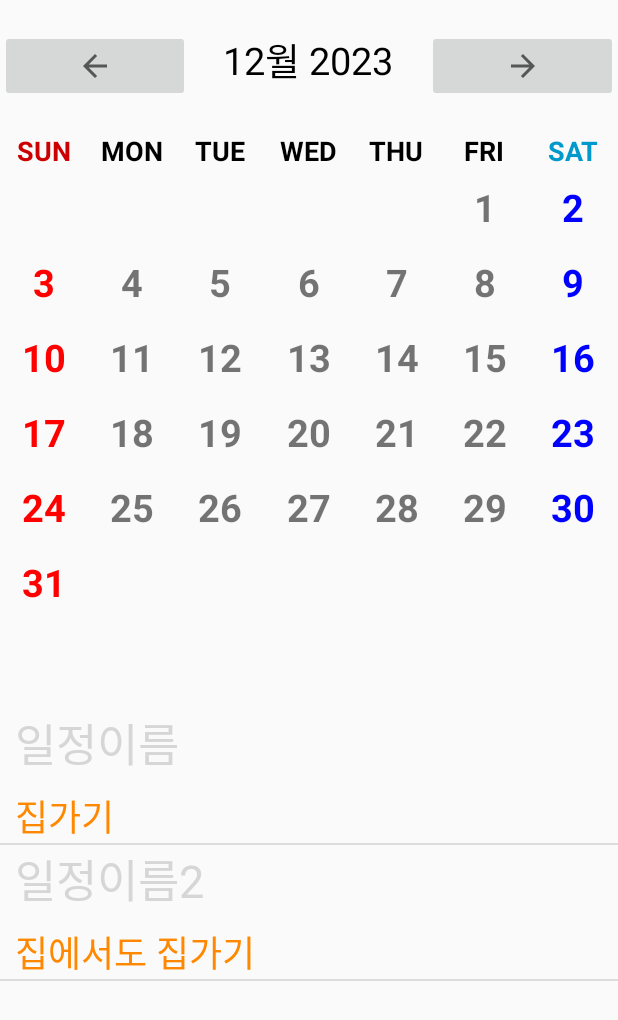
After one commit to Syash22/BuddyTime, an Android app: the CalendarMain screen opened directly, with no data from a screen before it, on a phone screen of 412 x 824 dp. The commit adds this screen. Shown: the top 1020 px of the screen. Run offline under Robolectric (Android 15) with nearby library versions, the phone set to English and light mode, and no system bars; our stand-ins replace Firebase (no records; nobody signed in at launch, a user with empty details on screens opened directly).

Commit message:
feat: Add calendar UI

```diff
--- a/app/src/main/AndroidManifest.xml
+++ b/app/src/main/AndroidManifest.xml
@@ -32,6 +32,7 @@
         <activity android:name=".SummarySchedule" android:theme="@android:style/Theme.Holo.Dialog"></activity>
         <activity android:name=".AcceptFriend"/>
         <activity android:name=".RequestFriend"/>
+        <activity android:name=".CalendarMain"/>
     </application>
 
 </manifest>
--- /dev/null
+++ b/app/src/main/java/com/company/buddytime/CalendarAdapter.java
@@ -0,0 +1,97 @@
+package com.company.buddytime;
+
+import android.graphics.Color;
+import android.view.LayoutInflater;
+import android.view.View;
+import android.view.ViewGroup;
+import android.widget.TextView;
+import android.widget.Toast;
+
+import androidx.annotation.NonNull;
+import androidx.recyclerview.widget.RecyclerView;
+
+import java.time.LocalDate;
+import java.util.ArrayList;
+
+public class CalendarAdapter extends RecyclerView.Adapter<CalendarAdapter.CalendarViewHolder>{
+
+    ArrayList<LocalDate> dayList;
+    int selectedPosition = RecyclerView.NO_POSITION; //클릭한 아이템의 위치를 저장
+
+    public CalendarAdapter(ArrayList<LocalDate> dayList) {
+
+        this.dayList = dayList;
+    }
+
+    @NonNull
+    @Override
+    public CalendarViewHolder onCreateViewHolder(@NonNull ViewGroup parent, int viewType) {
+
+        LayoutInflater inflater = LayoutInflater.from(parent.getContext());
+
+        View view = inflater.inflate(R.layout.calendar_main_cell, parent, false);
+
+        return new CalendarViewHolder(view);
+    }
+
+    @Override
+    public void onBindViewHolder(@NonNull CalendarViewHolder holder, int position) {
+
+        //날짜 변수에 담기
+        LocalDate day = dayList.get(position);
+        if(day == null) {
+            holder.dayText.setText("");
+        }else{
+            //해당 일자를 넣는다.
+            holder.dayText.setText(String.valueOf(day.getDayOfMonth()));
+        }
+
+        //텍스트 색상 지정
+        if( (position + 1) % 7 == 0){ //토요일 파랑
+            holder.dayText.setTextColor(Color.BLUE);
+        }
+        else if( position == 0 || position % 7 == 0){ //일요일 빨강
+            holder.dayText.setTextColor(Color.RED);
+        }
+        //날짜 클릭 이벤트
+        if (position == selectedPosition){
+            holder.itemView.setBackgroundResource(R.drawable.calendar_square);
+        } else{
+            holder.itemView.setBackground(null);
+        }
+        holder.itemView.setOnClickListener(new View.OnClickListener() {
+            @Override
+            public void onClick(View view) {
+                int previousSelectedPosition = selectedPosition;
+                selectedPosition = holder.getAdapterPosition();
+
+                if(previousSelectedPosition != RecyclerView.NO_POSITION){
+                    notifyItemChanged(previousSelectedPosition);
+                }
+                notifyDataSetChanged();
+                // 클릭된 날짜의 뷰를 강조
+                view.setBackgroundResource(R.drawable.calendar_square);
+            }
+        });
+    }
+    /* 여기에서 선택된 날짜에 대한 작업을 수행할 수 있습니다.
+    LocalDate selectedDate = dayList.get(selectedPosition);
+    선택된 날짜에 대한 처리 작업 수행
+            Toast.makeText(view.getContext(), "Selected date: " + selectedDate, Toast.LENGTH_SHORT).show(); */
+    @Override
+    public int getItemCount() {
+        return dayList.size();
+    }
+
+    class CalendarViewHolder extends RecyclerView.ViewHolder{
+
+        //초기화
+        TextView dayText;
+
+        public CalendarViewHolder(@NonNull View itemView) {
+            super(itemView);
+
+            dayText = itemView.findViewById(R.id.dayText);
+        }
+    }
+}
--- /dev/null
+++ b/app/src/main/java/com/company/buddytime/CalendarMain.java
@@ -0,0 +1,169 @@
+package com.company.buddytime;
+
+
+import android.os.Bundle;
+import android.view.View;
+import android.view.ViewGroup;
+import android.widget.BaseAdapter;
+import android.widget.ImageButton;
+import android.widget.ListView;
+import android.widget.TextView;
+
+import androidx.appcompat.app.AppCompatActivity;
+import androidx.recyclerview.widget.GridLayoutManager;
+import androidx.recyclerview.widget.RecyclerView;
+
+import com.google.firebase.auth.FirebaseAuth;
+
+import java.time.LocalDate;
+import java.time.YearMonth;
+import java.time.format.DateTimeFormatter;
+import java.util.ArrayList;
+
+public class CalendarMain extends AppCompatActivity {
+    private FirebaseAuth auth;
+    TextView monthYearText; //년월 텍스트뷰
+
+    LocalDate selectedDate; //년월 변수
+    RecyclerView recyclerView; //Recycler View 객체 추가
+
+    @Override
+    protected void onCreate(Bundle savedInstanceState) {
+        super.onCreate(savedInstanceState);
+        setContentView(R.layout.calendar_main);
+        ListView listView = (ListView)findViewById(R.id.summary_list);
+        SingerAdapter adapter = new SingerAdapter();
+        //adapter에 data값을 줘봅시다.
+        adapter.addItem(new SingerItem("일정이름","집가기"));
+        adapter.addItem(new SingerItem("일정이름2","집에서도 집가기"));
+
+
+        listView.setAdapter(adapter);
+
+        auth = FirebaseAuth.getInstance();
+
+        //초기화
+        monthYearText = findViewById(R.id.monthYearText);
+        ImageButton prevBtn = findViewById(R.id.pre_btn);
+        ImageButton nextBtn = findViewById(R.id.next_btn);
+        recyclerView = findViewById(R.id.recyclerView);
+
+        //현재 날짜
+        selectedDate = LocalDate.now();
+
+        //화면 설정
+        setMonthView();
+
+        //이전달 버튼 이벤트
+        prevBtn.setOnClickListener(new View.OnClickListener() {
+            @Override
+            public void onClick(View view) {
+                //현재 월-1 변수에 담기
+                selectedDate = selectedDate.minusMonths(1);
+                setMonthView();
+            }
+        });
+
+        //다음달 버튼 이벤트
+        nextBtn.setOnClickListener(new View.OnClickListener() {
+            @Override
+            public void onClick(View view) {
+                //현재 월+1 변수에 담기
+                selectedDate = selectedDate.plusMonths(1);
+                setMonthView();
+            }
+        });
+    }//onCreate
+
+
+    /**
+     * 날짜 타입 설정
+     * @param date 날짜
+     * @return
+     */
+    private String monthYearFromDate(LocalDate date){
+
+        DateTimeFormatter formatter = DateTimeFormatter.ofPattern("MM월 yyyy");
+        return date.format(formatter);
+    }
+    /**
+     * 화면 설정
+     */
+    private void setMonthView() {
+        //년월 텍스트뷰 셋팅
+        monthYearText.setText(monthYearFromDate(selectedDate));
+        ArrayList<LocalDate> dayList = daysInMonthArray(selectedDate);
+        CalendarAdapter adapter = new CalendarAdapter(dayList);
+        //레이아웃 설정( 열 7개)
+        RecyclerView.LayoutManager manager = new GridLayoutManager(getApplicationContext(), 7);
+        //레이아웃 적용
+        recyclerView.setLayoutManager(manager);
+        //어뎁터 적용
+        recyclerView.setAdapter(adapter);
+    }
+    private ArrayList<LocalDate> daysInMonthArray(LocalDate date){
+        ArrayList<LocalDate> dayList = new ArrayList<>();
+        YearMonth yearMonth = YearMonth.from(date);
+        //해당 월 마지막 날짜 가져오기(예: 28,30,31)
+        int lastDay = yearMonth.lengthOfMonth();
+        //해당 월의 첫번째 날 가져오기(예: 4월1일)
+        LocalDate firstDay = selectedDate.withDayOfMonth(1);
+        //첫번째 날 요일 가져오기 (월: 1 , 일: 7)
+        int dayOfWeek = firstDay.getDayOfWeek().getValue();
+        for(int i = 1; i < 42; i++){
+            if(i <= dayOfWeek || i > lastDay + dayOfWeek){
+                dayList.add(null);
+            }else{
+                dayList.add(LocalDate.of(selectedDate.getYear(), selectedDate.getMonth(), i - dayOfWeek));
+            }
+        }
+        return dayList;
+    }
+    class SingerAdapter extends BaseAdapter {
+        //어뎁터가 데이터를 관리하며 데이터를 넣었다가 뺄 수도 있으므로 ArrayList를 활용하여 구현해보자.
+
+        ArrayList<SingerItem> items = new ArrayList<SingerItem>();
+        //걸그룹의 이름, 전화번호 등등이 필요할텐데 이거 하나로는 부족하니까
+        //데이터형을 다양하게 담고있는 java파일을 하나 더 만들어줄거에요
+
+        //!! 그런데 ArrayList에 데이터를 넣는 기능이 지금 없으므로 함수를 하나 더 만들어줄게요
+        public void addItem(SingerItem item){
+            items.add(item);
+        }
+
+        //너네 어뎁터 안에 몇 개의 아이템이 있니? 아이템갯수 반환함수
+        @Override
+        public int getCount() {
+            return items.size(); //위의 ArrayList내부의 아이템이 몇 개나 들었는지 알려주게됨
+        }
+
+        @Override
+        public Object getItem(int position) {
+            return items.get(position); //position번째의 아이템을 얻을거야.
+        }
+
+        @Override
+        public long getItemId(int position) {
+            return position;
+        }
+
+
+        //이게 중요! 어뎁터가 데이터를 관리하기 때문에 화면에 보여질 각각의 화면에 보일 뷰도 만들어달라는 것
+        //각각의 아이템 데이터 뷰(레이아웃)을 만들어주어 객체를 만든다음에 데이터를 넣고 리턴해줄 것임
+        @Override
+        public View getView(int position, View convertView, ViewGroup parent) {
+            SingerItemView view = new SingerItemView(getApplicationContext());
+            //어떤 뷰든 안드로이드에서는 Context객체를 받게 되어있으므로 getApplicationCotext로 넣어줍니다.
+
+            //이제 이 뷰를 반환해주면 되는데 이 뷰가 몇 번째 뷰를 달라는 것인지 position값이 넘어오므로
+            SingerItem item  = items.get(position); //SigerItem은 참고로 Dataset임. 따로 기본적인것만 구현해놓음
+            //이 position값을 갖는 아이템의 SigerItem객체를 새로 만들어준 뒤
+            view.setName(item.getName());
+            view.setMobile(item.getMoblie());
+            //이렇게 해당 position에 맞는 값으로 설정해줍니다.
+
+            //그렇게 설정을 잘 해놓은 다음에 view를 반환해야 데이터값이 들어간 레이아웃이 반환될거에요~
+            return view;
+        }
+    }
+}
--- a/app/src/main/java/com/company/buddytime/MainActivity.java
+++ b/app/src/main/java/com/company/buddytime/MainActivity.java
@@ -24,6 +24,7 @@ public class MainActivity extends AppCompatActivity {
         Button detail = findViewById(R.id.detailbtn);
         Button req = findViewById(R.id.reqBtn);
         Button act = findViewById(R.id.actBtn);
+        Button calman = findViewById(R.id.maincalBtn);
         // 로그아웃
         sumbtn.setOnClickListener(new View.OnClickListener() {
             @Override
@@ -74,6 +75,14 @@ public class MainActivity extends AppCompatActivity {
                 startActivity(intent);
             }
         });
+        calman.setOnClickListener(new View.OnClickListener() {
+            @Override
+            public void onClick(View v) {
+                // 캘린더 메인 화면으로 이동
+                Intent intent = new Intent(getApplicationContext(), CalendarMain.class);
+                startActivity(intent);
+            }
+        });
 
     }
 
--- /dev/null
+++ b/app/src/main/java/com/company/buddytime/SingerItem.java
@@ -0,0 +1,36 @@
+package com.company.buddytime;
+
+public class SingerItem {
+
+    String name;
+    String moblie;
+
+    public SingerItem(String name, String moblie) {
+        this.name = name;
+        this.moblie = moblie;
+    }
+
+    public String getName() {
+        return name;
+    }
+
+    public void setName(String name) {
+        this.name = name;
+    }
+
+    public String getMoblie() {
+        return moblie;
+    }
+
+    public void setMoblie(String moblie) {
+        this.moblie = moblie;
+    }
+
+    @Override
+    public String toString() {
+        return "SingerItem{" +
+                "name='" + name + '\'' +
+                ", moblie='" + moblie + '\'' +
+                '}';
+    }
+}
--- /dev/null
+++ b/app/src/main/java/com/company/buddytime/SingerItemView.java
@@ -0,0 +1,51 @@
+package com.company.buddytime;
+
+import android.content.Context;
+import android.util.AttributeSet;
+import android.view.LayoutInflater;
+import android.widget.ImageView;
+import android.widget.LinearLayout;
+import android.widget.TextView;
+
+import org.w3c.dom.Text;
+
+public class SingerItemView extends LinearLayout {
+
+    TextView textView;
+    TextView textView2;
+    ImageView imageView;
+    //뷰를 생성할 때는 생성자가 두 개 이상이어야한다.
+    public SingerItemView(Context context) {
+        super(context);
+
+        init(context);
+    }
+
+    public SingerItemView(Context context, AttributeSet attrs) {
+        super(context, attrs);
+
+        init(context);
+    }
+
+    private  void init(Context context){
+        //만들어놓은 singer_item xml파일을 인플레이터시켜서 객체화한다음 SingerItemView에 붙여줄 수 있겠죠
+        LayoutInflater inflater = (LayoutInflater)context.getSystemService(Context.LAYOUT_INFLATER_SERVICE);
+        //레이아웃 인플레이터ㅓ로 시스템서비스를 참조할 수 있음
+        //시스템서비스는 화면에 보이지 않아도 돌아가고있음- 레아웃인플레이터를 이용하겠다.
+        inflater.inflate(R.layout.singer_item,this,true);
+
+        //이렇게 객체화시켜준 다음부터는 findViewById로 가져와 참조할 수 있음
+        textView = (TextView)findViewById(R.id.test1);
+        textView2 = (TextView)findViewById(R.id.test2);
+    }
+
+    //데이터를 설정할 수 있게 만든 함수
+    public  void setName(String name){
+        textView.setText(name);
+        //걸그룹의 이름을 설정
+    }
+    public void setMobile(String mobile){
+        textView2.setText(mobile);
+    }
+
+}
--- /dev/null
+++ b/app/src/main/res/drawable/calendar_square.xml
@@ -0,0 +1,14 @@
+<?xml version="1.0" encoding="utf-8" ?>
+<shape xmlns:android="http://schemas.android.com/apk/res/android"
+    android:shape="rectangle">
+
+    <corners android:radius="10dp" />
+
+    <size
+        android:height="100dp"
+        android:width="100dp" />
+    <stroke
+        android:width="1dp"
+        android:color="@color/black"
+        android:dashGap="5dp"/>
+</shape>
--- /dev/null
+++ b/app/src/main/res/drawable/ic_next.xml
@@ -0,0 +1,11 @@
+<vector xmlns:android="http://schemas.android.com/apk/res/android"
+    android:width="24dp"
+    android:height="24dp"
+    android:viewportWidth="24"
+    android:viewportHeight="24"
+    android:tint="?attr/colorControlNormal"
+    android:autoMirrored="true">
+    <path
+        android:fillColor="@android:color/white"
+        android:pathData="M12,4l-1.41,1.41L16.17,11H4v2h12.17l-5.58,5.59L12,20l8,-8z"/>
+</vector>
--- /dev/null
+++ b/app/src/main/res/drawable/ic_previous.xml
@@ -0,0 +1,11 @@
+<vector xmlns:android="http://schemas.android.com/apk/res/android"
+    android:width="24dp"
+    android:height="24dp"
+    android:viewportWidth="24"
+    android:viewportHeight="24"
+    android:tint="?attr/colorControlNormal"
+    android:autoMirrored="true">
+    <path
+        android:fillColor="@android:color/white"
+        android:pathData="M20,11H7.83l5.59,-5.59L12,4l-8,8 8,8 1.41,-1.41L7.83,13H20v-2z"/>
+</vector>
--- a/app/src/main/res/layout/activity_main.xml
+++ b/app/src/main/res/layout/activity_main.xml
@@ -73,4 +73,16 @@
         app:layout_constraintStart_toStartOf="parent"
         app:layout_constraintTop_toBottomOf="@+id/detailbtn" />
 
+    <Button
+        android:id="@+id/maincalBtn"
+        android:layout_width="wrap_content"
+        android:layout_height="wrap_content"
+        android:layout_marginBottom="76dp"
+        android:text="메인캘린더"
+        android:textSize="20dp"
+        app:layout_constraintBottom_toBottomOf="parent"
+        app:layout_constraintEnd_toEndOf="parent"
+        app:layout_constraintHorizontal_bias="0.507"
+        app:layout_constraintStart_toStartOf="parent" />
+
 </androidx.constraintlayout.widget.ConstraintLayout>
--- /dev/null
+++ b/app/src/main/res/layout/calendar_main.xml
@@ -0,0 +1,129 @@
+<?xml version="1.0" encoding="utf-8"?>
+<LinearLayout xmlns:android="http://schemas.android.com/apk/res/android"
+    android:id="@+id/activity_custom_calendar"
+    android:layout_width="match_parent"
+    android:layout_height="match_parent"
+    android:orientation="vertical">
+
+    <LinearLayout
+        android:layout_width="match_parent"
+        android:layout_height="wrap_content"
+        android:layout_marginTop="20dp"
+        android:layout_marginBottom="20dp"
+        android:orientation="horizontal">
+
+        <ImageButton
+            android:id="@+id/pre_btn"
+            android:layout_width="48dp"
+            android:layout_height="48dp"
+            android:layout_weight="1"
+            android:src="@drawable/ic_previous"
+            android:contentDescription="이잔버튼"/>
+
+        <TextView
+            android:id="@+id/monthYearText"
+            android:layout_width="0dp"
+            android:layout_height="wrap_content"
+            android:layout_weight="2"
+            android:text="4월 2021"
+            android:textAlignment="center"
+            android:textSize="25sp"
+            android:textColor="@android:color/black"
+            />
+
+        <ImageButton
+            android:id="@+id/next_btn"
+            android:layout_width="48dp"
+            android:layout_height="48dp"
+            android:layout_weight="1"
+            android:src="@drawable/ic_next"
+            android:contentDescription="다음버튼"/>
+    </LinearLayout>
+
+    <LinearLayout
+        android:layout_width="match_parent"
+        android:layout_height="wrap_content"
+        android:orientation="horizontal">
+
+        <TextView
+            android:layout_width="0dp"
+            android:layout_height="wrap_content"
+            android:layout_weight="1"
+            android:text="SUN"
+            android:textStyle="bold"
+            android:textSize="18sp"
+            android:textAlignment="center"
+            android:textColor="@android:color/holo_red_dark"/>
+
+        <TextView
+            android:layout_width="0dp"
+            android:layout_height="wrap_content"
+            android:layout_weight="1"
+            android:text="MON"
+            android:textStyle="bold"
+            android:textSize="18sp"
+            android:textAlignment="center"
+            android:textColor="@android:color/black"/>
+
+        <TextView
+            android:layout_width="0dp"
+            android:layout_height="wrap_content"
+            android:layout_weight="1"
+            android:text="TUE"
+            android:textStyle="bold"
+            android:textSize="18sp"
+            android:textAlignment="center"
+            android:textColor="@android:color/black"/>
+
+        <TextView
+            android:layout_width="0dp"
+            android:layout_height="wrap_content"
+            android:layout_weight="1"
+            android:text="WED"
+            android:textStyle="bold"
+            android:textSize="18sp"
+            android:textAlignment="center"
+            android:textColor="@android:color/black"/>
+
+        <TextView
+            android:layout_width="0dp"
+            android:layout_height="wrap_content"
+            android:layout_weight="1"
+            android:text="THU"
+            android:textStyle="bold"
+            android:textSize="18sp"
+            android:textAlignment="center"
+            android:textColor="@android:color/black"/>
+
+        <TextView
+            android:layout_width="0dp"
+            android:layout_height="wrap_content"
+            android:layout_weight="1"
+            android:text="FRI"
+            android:textStyle="bold"
+            android:textSize="18sp"
+            android:textAlignment="center"
+            android:textColor="@android:color/black"/>
+
+        <TextView
+            android:layout_width="0dp"
+            android:layout_height="wrap_content"
+            android:layout_weight="1"
+            android:text="SAT"
+            android:textStyle="bold"
+            android:textSize="18sp"
+            android:textAlignment="center"
+            android:textColor="@android:color/holo_blue_dark"/>
+    </LinearLayout>
+
+    <androidx.recyclerview.widget.RecyclerView
+        android:id="@+id/recyclerView"
+        android:layout_width="match_parent"
+        android:layout_height="360dp" />
+
+    <ListView
+        android:id="@+id/summary_list"
+        android:layout_width="match_parent"
+        android:layout_height="match_parent" />
+
+</LinearLayout>
--- /dev/null
+++ b/app/src/main/res/layout/calendar_main_cell.xml
@@ -0,0 +1,16 @@
+<?xml version="1.0" encoding="utf-8"?>
+<LinearLayout xmlns:android="http://schemas.android.com/apk/res/android"
+    android:layout_width="match_parent"
+    android:layout_height="50dp"
+    android:orientation="vertical"
+    android:padding="8dp">
+
+    <TextView
+        android:id="@+id/dayText"
+        android:layout_width="wrap_content"
+        android:layout_height="wrap_content"
+        android:layout_gravity="center"
+        android:text="1"
+        android:textSize="25sp"
+        android:textStyle="bold"/>
+</LinearLayout>
--- /dev/null
+++ b/app/src/main/res/layout/singer_item.xml
@@ -0,0 +1,31 @@
+<?xml version="1.0" encoding="utf-8"?>
+<LinearLayout
+    xmlns:android="http://schemas.android.com/apk/res/android"
+    android:layout_width="match_parent"
+    android:layout_height="wrap_content"
+    android:orientation="horizontal">
+
+    <LinearLayout
+        android:layout_width="match_parent"
+        android:layout_height="wrap_content"
+        android:layout_marginLeft="10dp"
+        android:orientation="vertical">
+        <TextView
+            android:id="@+id/test1"
+            android:layout_width="wrap_content"
+            android:layout_height="wrap_content"
+            android:text="일정제목"
+            android:textSize="30dp"
+            android:textColor="@color/colorPrimaryDark"/>
+
+        <TextView
+            android:id="@+id/test2"
+            android:layout_width="wrap_content"
+            android:layout_height="wrap_content"
+            android:layout_marginTop="8dp"
+            android:text="일정내용"
+            android:textSize="24dp"
+            android:textColor="@android:color/holo_orange_dark"/>
+    </LinearLayout>
+
+</LinearLayout>
```
